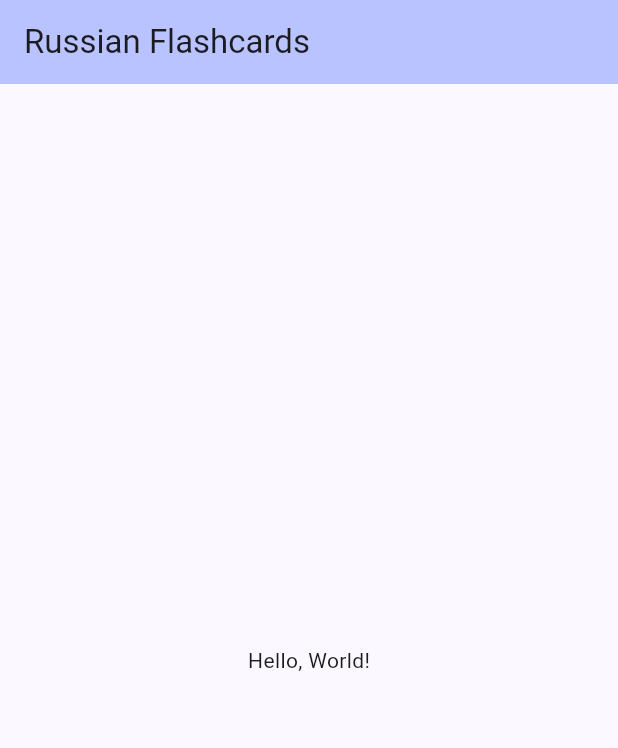
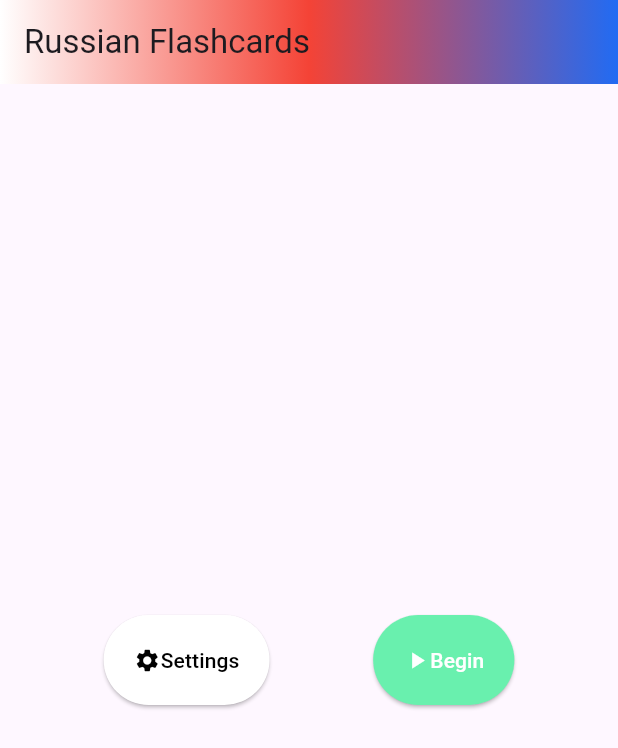
Before and after one commit to nolankrutonog/flashcards, a Flutter app: the screen it shows after launch, on a phone screen of 412 x 824 dp. Shown: the top 748 px of the screen. Run offline on Flutter 3.47's test engine with Material 3 defaults, Android fonts, the phone set to English and light mode, and no system bars; our stand-ins replace get.

Commit message:
homePage MVP finished. Starting work on flashcardsPage

```diff
--- a/lib/homePage.dart
+++ b/lib/homePage.dart
@@ -1,106 +1,76 @@
 import 'package:flutter/material.dart';
+import 'package:get/get.dart';
+import 'routes.dart';
 
-class MyHomePage extends StatefulWidget {
-  const MyHomePage({super.key, required this.title});
+class HomePageController extends GetxController {}
 
-  // This widget is the home page of your application. It is stateful, meaning
-  // that it has a State object (defined below) that contains fields that affect
-  // how it looks.
-
-  // This class is the configuration for the state. It holds the values (in this
-  // case the title) provided by the parent (in this case the App widget) and
-  // used by the build method of the State. Fields in a Widget subclass are
-  // always marked "final".
-
-  final String title;
-
+class HomePageBinding extends Bindings {
   @override
-  State<MyHomePage> createState() => _MyHomePageState();
+  void dependencies() {
+    Get.lazyPut(() => HomePageController());
+  }
 }
 
-class _MyHomePageState extends State<MyHomePage> {
-  // int _counter = 0;
-
-  // void _incrementCounter() {
-  //   setState(() {
-  //     // This call to setState tells the Flutter framework that something has
-  //     // changed in this State, which causes it to rerun the build method below
-  //     // so that the display can reflect the updated values. If we changed
-  //     // _counter without calling setState(), then the build method would not be
-  //     // called again, and so nothing would appear to happen.
-  //     _counter++;
-  //   });
-  // }
+class HomePage extends StatelessWidget {
+  const HomePage({Key? key}) : super(key: key);
 
   @override
   Widget build(BuildContext context) {
     return Scaffold(
       appBar: AppBar(
-        backgroundColor: Theme.of(context).colorScheme.inversePrimary,
+        flexibleSpace: Container(
+          decoration: const BoxDecoration(
+            gradient: LinearGradient(
+              begin: Alignment.topLeft,
+              end: Alignment.topRight,
+              colors: [Colors.white, Colors.red, Color.fromARGB(255, 33, 107, 243)],
+            ),
+          ),
+        ),
         title: const Text('Russian Flashcards'),
       ),
-      body: Center(
-        child: Text('Hello, World!'),
+      body: Column(
+        mainAxisAlignment: MainAxisAlignment.center,
+        children: [
+          Row(
+            mainAxisAlignment: MainAxisAlignment.spaceEvenly,
+            children: [
+              ElevatedButton(
+                onPressed: () {}, // Placeholder for settings functionality
+                style: ElevatedButton.styleFrom(
+                  backgroundColor: Colors.white,
+                  foregroundColor: Colors.black,
+                  padding: EdgeInsets.all(20), // padding
+                ),
+                child: Row(
+                  mainAxisAlignment: MainAxisAlignment.center,
+                  children: [
+                    Icon(Icons.settings),
+                    Text('Settings'),
+                  ],
+                ),
+              ),
+              ElevatedButton(
+                onPressed: () {
+                  Get.toNamed(Routes.flashcardsPage);
+                }, // Navigate to flashcards page
+                style: ElevatedButton.styleFrom(
+                  backgroundColor: Colors.greenAccent,
+                  foregroundColor: Colors.white,
+                  padding: EdgeInsets.all(20), // padding
+                ),
+                child: Row(
+                  mainAxisAlignment: MainAxisAlignment.center,
+                  children: [
+                    Icon(Icons.play_arrow),
+                    Text('Begin'),
+                  ],
+                ),
+              ),
+            ],
+          ),
+        ],
       ),
     );
   }
-
-  // @override
-  // Widget build(BuildContext context) {
-  //   // This method is rerun every time setState is called, for instance as done
-  //   // by the _incrementCounter method above.
-  //   //
-  //   // The Flutter framework has been optimized to make rerunning build methods
-  //   // fast, so that you can just rebuild anything that needs updating rather
-  //   // than having to individually change instances of widgets.
-  //   return Scaffold(
-  //     appBar: AppBar(
-  //       // TRY THIS: Try changing the color here to a specific color (to
-  //       // Colors.amber, perhaps?) and trigger a hot reload to see the AppBar
-  //       // change color while the other colors stay the same.
-  //       backgroundColor: Theme.of(context).colorScheme.inversePrimary,
-  //       // Here we take the value from the MyHomePage object that was created by
-  //       // the App.build method, and use it to set our appbar title.
-  //       title: Text(widget.title),
-  //     ),
-  //     body: Center(
-  //       // Center is a layout widget. It takes a single child and positions it
-  //       // in the middle of the parent.
-  //       // child: Column(
-  //       //   // Column is also a layout widget. It takes a list of children and
-  //       //   // arranges them vertically. By default, it sizes itself to fit its
-  //       //   // children horizontally, and tries to be as tall as its parent.
-  //       //   //
-  //       //   // Column has various properties to control how it sizes itself and
-  //       //   // how it positions its children. Here we use mainAxisAlignment to
-  //       //   // center the children vertically; the main axis here is the vertical
-  //       //   // axis because Columns are vertical (the cross axis would be
-  //       //   // horizontal).
-  //       //   //
-  //       //   // TRY THIS: Invoke "debug painting" (choose the "Toggle Debug Paint"
-  //       //   // action in the IDE, or press "p" in the console), to see the
-  //       //   // wireframe for each widget.
-  //       //   mainAxisAlignment: MainAxisAlignment.center,
-  //       //   children: <Widget>[
-  //       //     const Text(
-  //       //       'You have pushed the button this many times:',
-  //       //     ),
-  //       //     Text(
-  //       //       '$_counter',
-  //       //       style: Theme.of(context).textTheme.headlineMedium,
-  //       //     ),
-  //       //   ],
-  //       // ),
-  //       child: Column(
-  //         mainAxisAlignment: MainAxisAlignment.center,
-
-  //       )
-  //     ),
-  //     floatingActionButton: FloatingActionButton(
-  //       // onPressed: _incrementCounter,
-  //       tooltip: 'Increment',
-  //       child: const Icon(Icons.add),
-  //     ), // This trailing comma makes auto-formatting nicer for build methods.
-  //   );
-  // }
 }
--- a/lib/main.dart
+++ b/lib/main.dart
@@ -1,38 +1,27 @@
 import 'package:flutter/material.dart';
+import 'package:get/get.dart';
 import 'homePage.dart';
+import 'flashcardsPage.dart';
+import 'routes.dart';
+void main() {
+  WidgetsFlutterBinding.ensureInitialized();
 
-void main() {
   runApp(const MyApp());
 }
 
 class MyApp extends StatelessWidget {
-  const MyApp({super.key});
+  const MyApp({Key? key}) : super(key: key);
 
-  // This widget is the root of your application.
   @override
   Widget build(BuildContext context) {
-    return MaterialApp(
+    return GetMaterialApp(
       title: 'Russian Flashcards',
-      theme: ThemeData(
-        // This is the theme of your application.
-        //
-        // TRY THIS: Try running your application with "flutter run". You'll see
-        // the application has a purple toolbar. Then, without quitting the app,
-        // try changing the seedColor in the colorScheme below to Colors.green
-        // and then invoke "hot reload" (save your changes or press the "hot
-        // reload" button in a Flutter-supported IDE, or press "r" if you used
-        // the command line to start the app).
-        //
-        // Notice that the counter didn't reset back to zero; the application
-        // state is not lost during the reload. To reset the state, use hot
-        // restart instead.
-        //
-        // This works for code too, not just values: Most code changes can be
-        // tested with just a hot reload.
-        colorScheme: ColorScheme.fromSeed(seedColor: const Color.fromARGB(255, 68, 102, 255)),
-        useMaterial3: true,
-      ),
-      home: const MyHomePage(title: 'Russian Flashcards'),
+      initialRoute: Routes.homePage,
+      initialBinding: HomePageBinding(),
+      getPages: [
+        GetPage(name: Routes.homePage, page: () => const HomePage()),
+        GetPage(name: Routes.flashcardsPage, page: () => const FlashcardsPage()),
+      ],
     );
   }
 }
--- /dev/null
+++ b/lib/routes.dart
@@ -0,0 +1,4 @@
+class Routes {
+  static const homePage = '/homePage';
+  static const flashcardsPage = '/flashcardsPage';
+}
--- a/pubspec.yaml
+++ b/pubspec.yaml
@@ -30,7 +30,8 @@ environment:
 dependencies:
   flutter:
     sdk: flutter
-
+  get: ^4.6.6
+  shared_preferences: ^2.2.5
 
   # The following adds the Cupertino Icons font to your application.
   # Use with the CupertinoIcons class for iOS style icons.
```
Also changed, not shown: lib/flashcardsPage.dart (added, +40 -0 lines), pubspec.lock, 10 other files.
